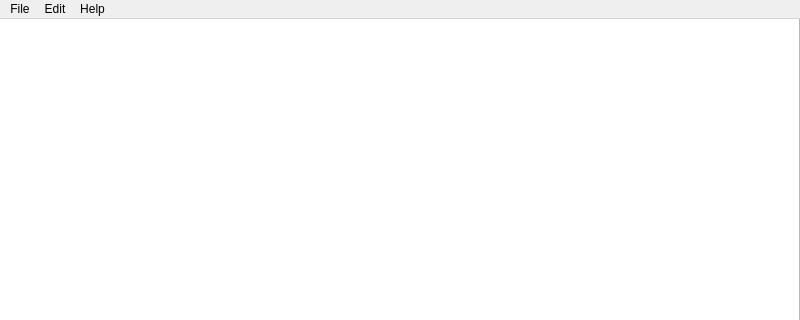
First picture: the form in src/ui/mainwindow.ui, repository ChungZH/notepanda, before the edit; both pictures show x 0 to 800 and y 0 to 320 of the 800 by 600 pixel window.
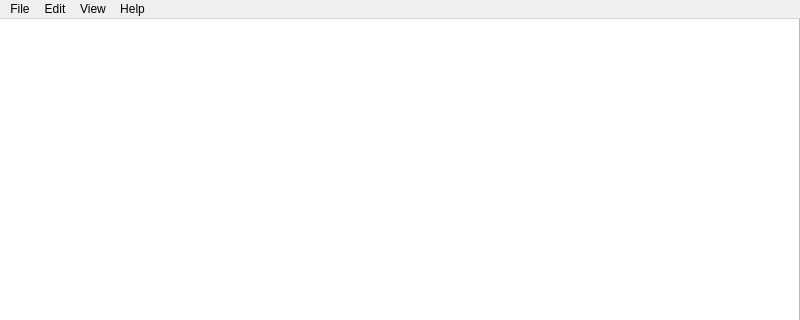
Second picture: the form after the edit. Icons and pictures are not drawn.

Patch:
```diff
--- a/src/ui/mainwindow.ui
+++ b/src/ui/mainwindow.ui
@@ -41,7 +41,7 @@
      <x>0</x>
      <y>0</y>
      <width>800</width>
-     <height>28</height>
+     <height>25</height>
     </rect>
    </property>
    <widget class="QMenu" name="menuFile">
@@ -76,8 +76,15 @@
     <addaction name="actionPaste"/>
     <addaction name="actionCut"/>
    </widget>
+   <widget class="QMenu" name="menuView">
+    <property name="title">
+     <string>View</string>
+    </property>
+    <addaction name="actionSticky_note_mode"/>
+   </widget>
    <addaction name="menuFile"/>
    <addaction name="menuEdit"/>
+   <addaction name="menuView"/>
    <addaction name="menuAbout"/>
   </widget>
   <widget class="QStatusBar" name="statusbar"/>
```
Left out of the diff: 12 changed lines with no effect on the pictures.
